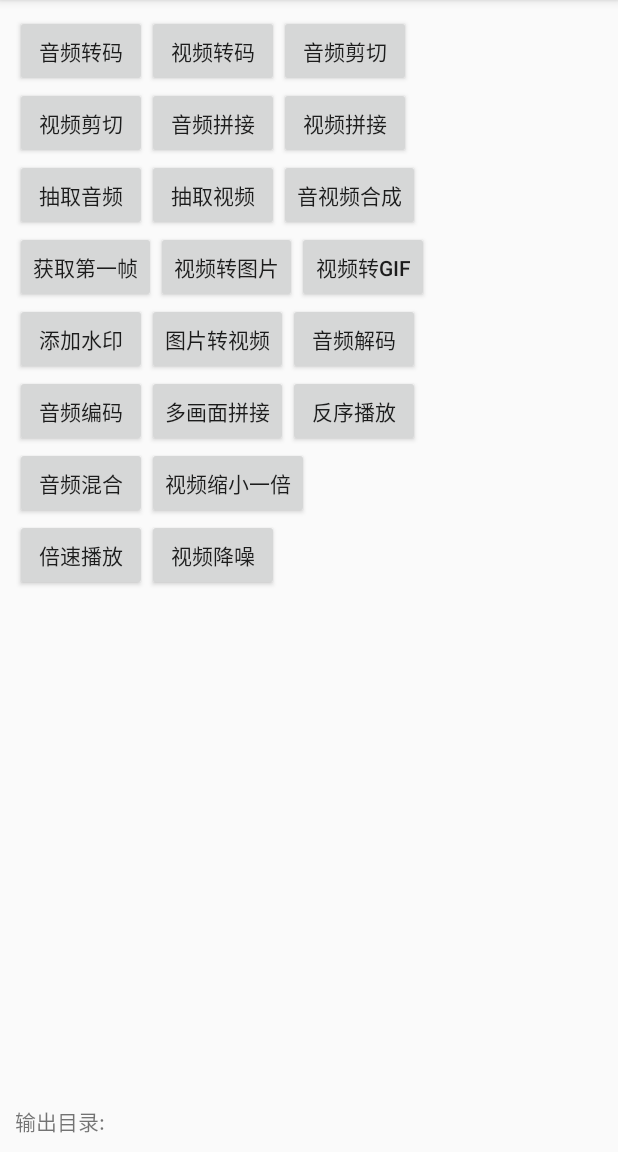
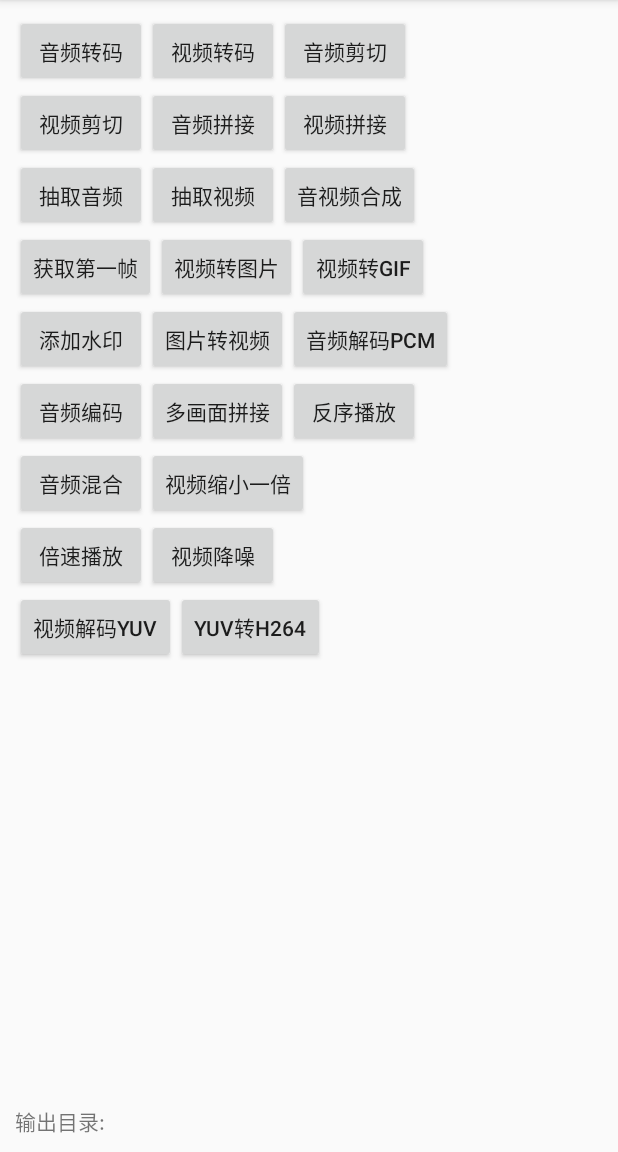
Before and after one commit to AnJoiner/FFmpegCommand, an Android app: the screen it shows after launch (MainActivity), on a phone screen of 412 x 824 dp, the part 84-1236 px from its top. Run offline under Robolectric (Android 15) with nearby library versions, the phone set to English and light mode, and no system bars.

Commit message:
新增新增视频提取YUV数据

```diff
--- a/app/src/main/res/layout/activity_main.xml
+++ b/app/src/main/res/layout/activity_main.xml
@@ -209,6 +209,23 @@
 
         </LinearLayout>
 
+
+        <LinearLayout
+            android:layout_width="match_parent"
+            android:layout_height="wrap_content">
+            <Button
+                android:id="@+id/btn_extract_yuv"
+                android:layout_width="wrap_content"
+                android:text="@string/str_extract_yuv"
+                android:layout_height="wrap_content"/>
+
+            <Button
+                android:id="@+id/btn_yuv_h264"
+                android:layout_width="wrap_content"
+                android:text="@string/str_yuv_h264"
+                android:layout_height="wrap_content"/>
+        </LinearLayout>
+
     </LinearLayout>
 
 
--- a/app/src/main/res/values/strings.xml
+++ b/app/src/main/res/values/strings.xml
@@ -16,7 +16,7 @@
     <string name="str_add_water">添加水印</string>
     <string name="str_screen_record">屏幕录制</string>
     <string name="str_image2Video">图片转视频</string>
-    <string name="str_extract_pcm">音频解码</string>
+    <string name="str_extract_pcm">音频解码PCM</string>
     <string name="str_encode_audio">音频编码</string>
     <string name="str_multi_video">多画面拼接</string>
     <string name="str_reverse_video">反序播放</string>
@@ -25,5 +25,7 @@
     <string name="str_video_double_down">视频缩小一倍</string>
     <string name="str_video_speed2">倍速播放</string>
     <string name="str_denoise_video">视频降噪</string>
+    <string name="str_extract_yuv">视频解码YUV</string>
+    <string name="str_yuv_h264">YUV转H264</string>
     <string name="str_output_dir">输出目录:</string>
 </resources>
```
Also changed, not shown: app/src/main/java/com/coder/ffmpegtest/MainActivity.java (+37 -1 lines), ffmpeg/src/main/java/com/coder/ffmpeg/utils/FFmpegUtils.java (+38 -0 lines).
